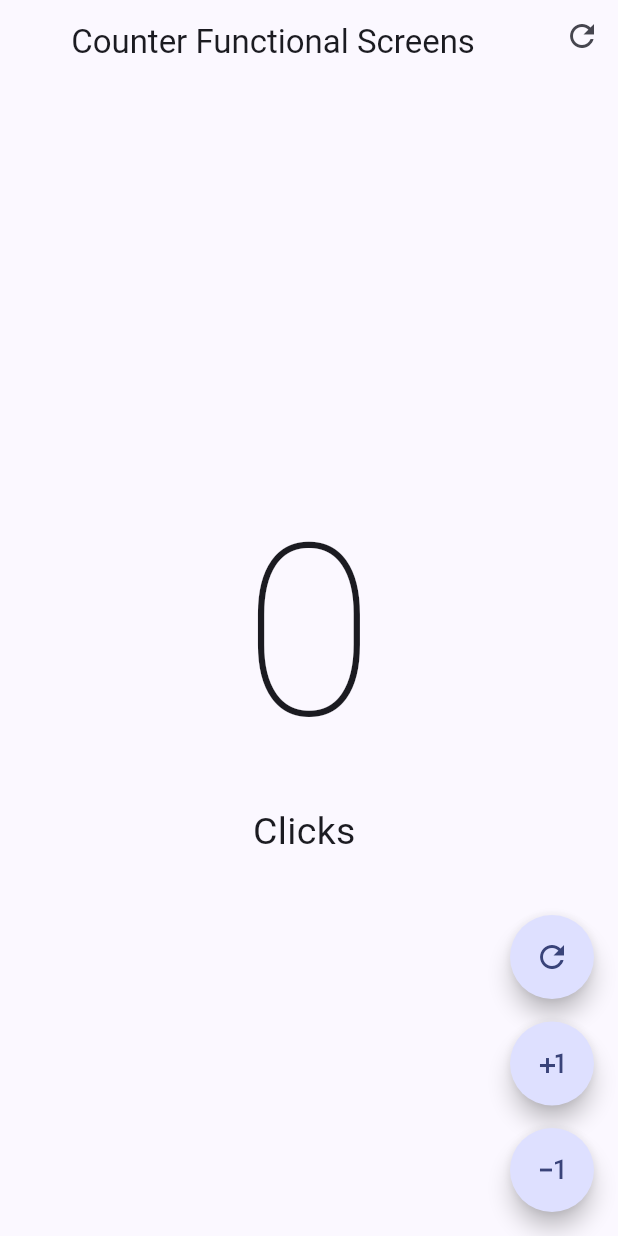
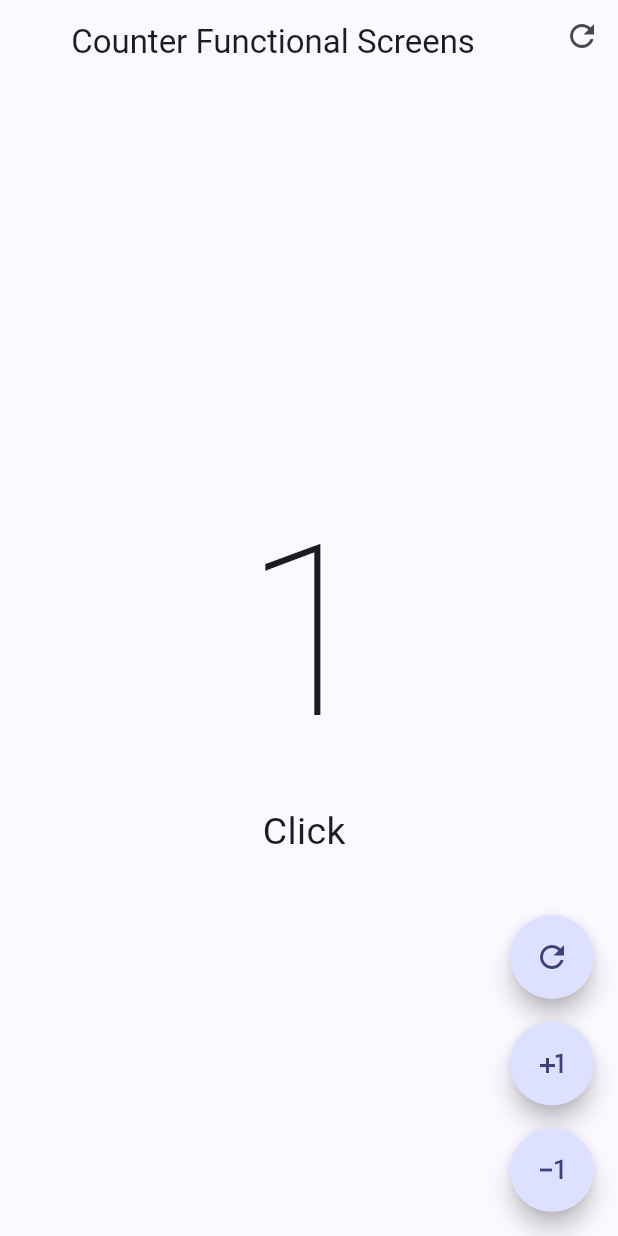
Before and after one commit to ArturoEddin/FlutterLolito, a Flutter app: the screen it shows after launch, after a tap on the "plus one" icon, on a phone screen of 412 x 824 dp. Run offline on Flutter 3.47's test engine with Material 2 defaults, Android fonts, the phone set to English and light mode, and no system bars.

Commit message:
20 de octubre 2 pm

```diff
--- a/lib/Prestation/screens/counter_functional_screens.dart
+++ b/lib/Prestation/screens/counter_functional_screens.dart
@@ -46,11 +46,30 @@ class _CounterFunctionalScreensState extends State<CounterFunctionalScreens> {
         floatingActionButton: Column(
           mainAxisAlignment: MainAxisAlignment.end,
           children: [
-            const CustomButton(icon: Icons.refresh_outlined),
+             CustomButton(icon: Icons.refresh_outlined,
+              onPressed: () {
+                setState(() {
+                  clickCounter=0;
+                });
+              },),
             const SizedBox(height: 15),
-            const CustomButton(icon: Icons.plus_one),
+             CustomButton(icon: Icons.plus_one,
+              onPressed: () {
+                setState(() {
+
+                  clickCounter ++;
+                });
+              },),
             const SizedBox(height: 15),
-            const CustomButton(icon: Icons.exposure_minus_1_outlined),
+             CustomButton(
+              icon: Icons.exposure_minus_1_outlined,
+              onPressed: () {
+                setState(() {
+                  if (clickCounter == 0) return;
+                  clickCounter--;
+                });
+              },
+            ),
           ],
         ));
   }
@@ -58,16 +77,19 @@ class _CounterFunctionalScreensState extends State<CounterFunctionalScreens> {
 
 class CustomButton extends StatelessWidget {
   final IconData icon;
+  final VoidCallback onPressed;
   const CustomButton({
-    Key? key, required this.icon,
+    Key? key,
+    required this.icon,
+    required this.onPressed,
   }) : super(key: key);
 
   @override
   Widget build(BuildContext context) {
     return FloatingActionButton(
       shape: const StadiumBorder(),
-      onPressed: () {},
-      child:  Icon(icon),
+      onPressed: onPressed,
+      child: Icon(icon),
     );
   }
 }
```
